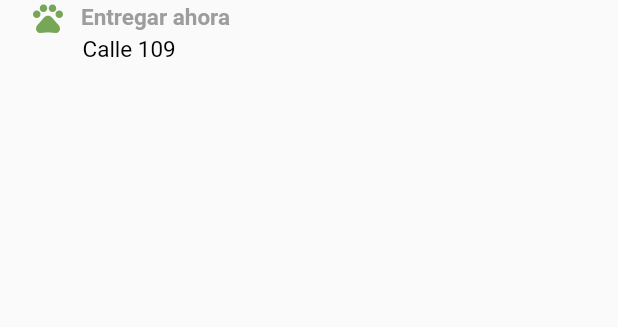
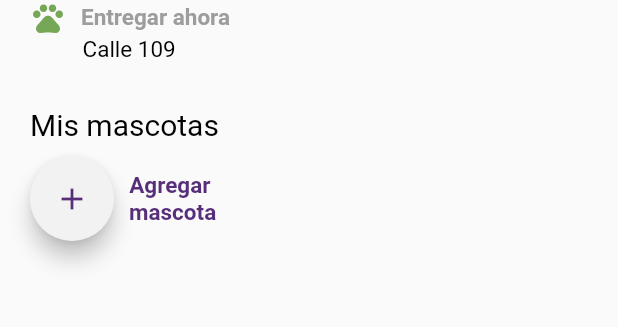
Before and after one commit to ImanolMG/myappofpets, a Flutter app: the screen it shows after launch, on a phone screen of 412 x 824 dp, the part 257-584 px from its top. Run offline on Flutter 3.47's test engine with Material 2 defaults, Android fonts, the light colour scheme and no system bars; our stand-ins replace firebase_auth, firebase_core, flutter_secure_storage, google_sign_in; missing offline and left inert: flutter_secure_storage_web, passwordfield; accounts and stored records are empty.

Commit message:
Se agrego la sección de mis mascotas

```diff
--- a/lib/pages/pages_main.dart
+++ b/lib/pages/pages_main.dart
@@ -10,11 +10,15 @@ class Pages_main extends StatelessWidget {
       body: SafeArea(
         child: ListView(
           children: <Widget>[
+            //Section of appbar
             _AppBar(),
+            //Section of banner
             _Banner(),
             ImageBanner(),
             _BannerLocation(),
             _LocatinStreet(),
+            //Section my pet
+            _MyPet(),
           ],
         ),
       ),
@@ -124,4 +128,66 @@ class Pages_main extends StatelessWidget {
       ),
     );
   }
+
+  Widget _MyPet() {
+    return Padding(
+      padding: const EdgeInsets.fromLTRB(20, 20, 0, 0),
+      child: Column(
+        crossAxisAlignment: CrossAxisAlignment.start,
+        children: [
+          Padding(
+            padding: const EdgeInsets.only(left: 0, top: 10),
+            child: Column(
+              children: const [
+                Text(
+                  'Mis mascotas',
+                  style: TextStyle(
+                    color: Colors.black,
+                    fontSize: 20,
+                    fontWeight: FontWeight.normal,
+                  ),
+                ),
+              ],
+            ),
+          ),
+          Padding(
+            padding: const EdgeInsets.only(top: 10),
+            child: Row(
+              children: [
+                FloatingActionButton(
+                  backgroundColor: const Color.fromRGBO(242, 242, 242, 1),
+                  foregroundColor: const Color.fromRGBO(86, 46, 122, 1),
+                  onPressed: () {},
+                  child: const Icon(Icons.add),
+                ),
+                Padding(
+                  padding: const EdgeInsets.only(left: 10),
+                  child: Column(
+                    children: const <Widget>[
+                      Text(
+                        'Agregar ',
+                        style: TextStyle(
+                          fontSize: 15,
+                          fontWeight: FontWeight.bold,
+                          color: Color.fromRGBO(86, 46, 122, 1),
+                        ),
+                      ),
+                      Text(
+                        'mascota',
+                        style: TextStyle(
+                          fontSize: 15,
+                          fontWeight: FontWeight.bold,
+                          color: Color.fromRGBO(86, 46, 122, 1),
+                        ),
+                      )
+                    ],
+                  ),
+                ),
+              ],
+            ),
+          ),
+        ],
+      ),
+    );
+  }
 }
```
